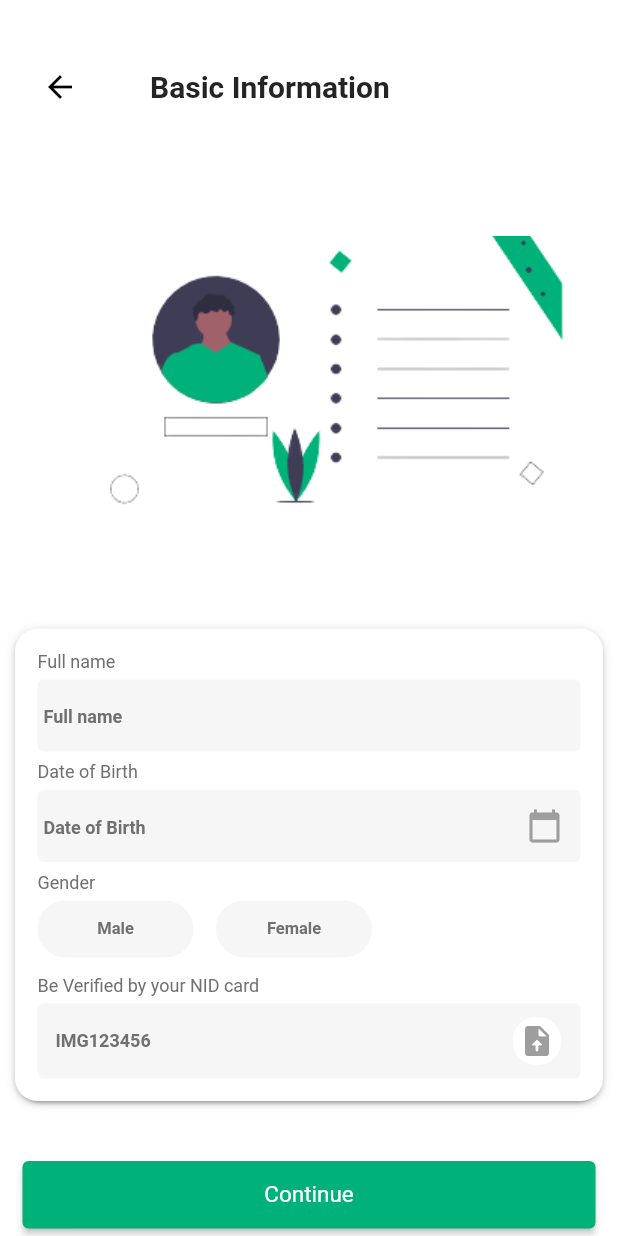
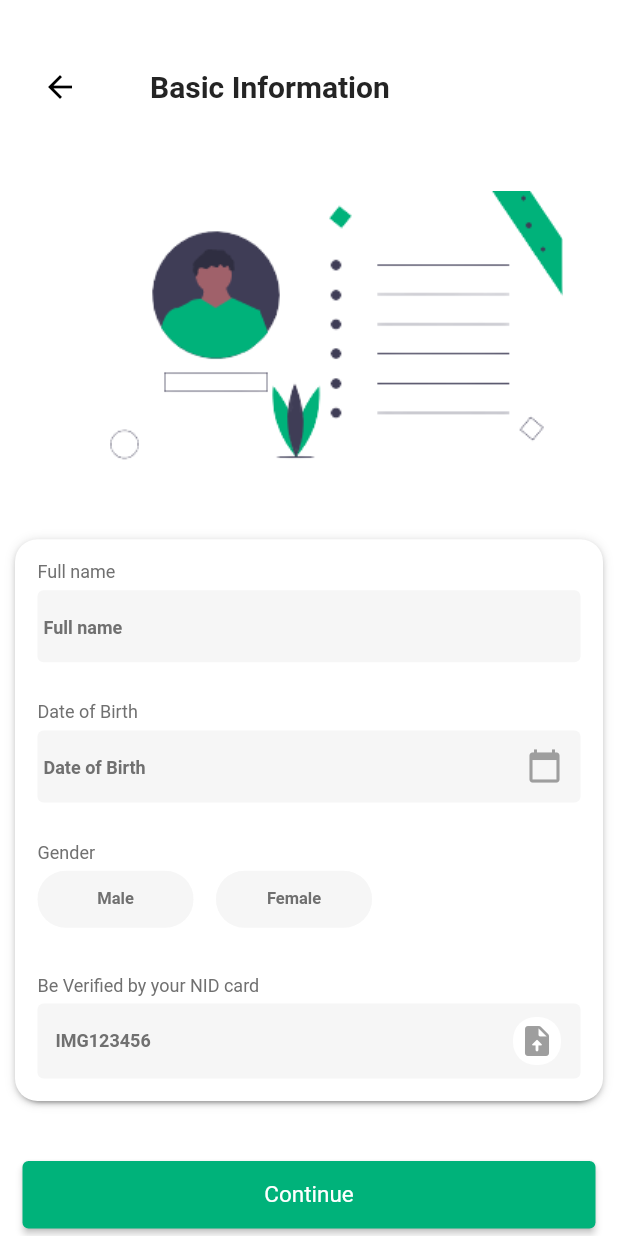
Before and after one commit to rowjoy/HMO_phone_Auth, a Flutter app: the Codepage screen opened by its route, after a tap on "Submit", on a phone screen of 412 x 824 dp. Run offline on Flutter 3.47's test engine with Material 2 defaults, Android fonts, the phone set to English and light mode, and no system bars; our stand-ins replace carousel_slider, image_picker.

Commit message:
12-4-2021

```diff
--- a/lib/login/code.dart
+++ b/lib/login/code.dart
@@ -110,6 +110,7 @@ class _CodepageState extends State<Codepage> {
                             Container(
                               margin: EdgeInsets.only(left: 8, right: 8),
                               child: Form(
+                                key: fromkey,
                                 child: Row(
                                   mainAxisAlignment:
                                       MainAxisAlignment.spaceAround,
--- a/lib/main.dart
+++ b/lib/main.dart
@@ -10,9 +10,9 @@ import 'package:hmo/registration/registration.dart';
 import 'package:hmo/splash/splash_screen.dart';
 import 'package:hmo/view/contact/contact.dart';
 import 'package:hmo/view/emergancy/emargancy.dart';
-import 'package:hmo/view/home/drawer/components/profile/profile.dart';
 import 'package:hmo/view/home/home.dart';
 import 'package:hmo/view/home/homescreen.dart';
+import 'package:hmo/widget/drawer/components/profile/profile.dart';
 
 void main() {
   runApp(const MyApp());
--- a/lib/registration/registration.dart
+++ b/lib/registration/registration.dart
@@ -3,6 +3,7 @@
 import 'dart:io';
 
 import 'package:flutter/material.dart';
+import 'package:flutter/services.dart';
 import 'package:hmo/registration/chousechip.dart';
 import 'package:hmo/registration/contacts.dart';
 import 'package:hmo/utils/colors.dart';
@@ -20,8 +21,10 @@ class Registration extends StatefulWidget {
 }
 
 class _RegistrationState extends State<Registration> {
+  var formkey = GlobalKey<FormState>();
   String? images;
   TextEditingController datecontroller = TextEditingController();
+  TextEditingController namecontroller = TextEditingController();
   TextEditingController imagename = TextEditingController();
   Future selecttime(BuildContext context) async {
     final DateTime? picked = await showDatePicker(
@@ -56,7 +59,7 @@ class _RegistrationState extends State<Registration> {
               ),
               Container(
                 margin: EdgeInsets.only(left: 10, right: 10, top: 10),
-                height: 315,
+                height: MediaQuery.of(context).size.height * 1 / 2.2,
                 width: MediaQuery.of(context).size.width,
                 decoration: BoxDecoration(
                   color: Colors.white,
@@ -67,6 +70,7 @@ class _RegistrationState extends State<Registration> {
                   margin:
                       EdgeInsets.only(left: 15, right: 15, bottom: 15, top: 15),
                   child: Form(
+                    key: formkey,
                     child: Column(
                       crossAxisAlignment: CrossAxisAlignment.start,
                       mainAxisAlignment: MainAxisAlignment.spaceBetween,
@@ -88,7 +92,16 @@ class _RegistrationState extends State<Registration> {
                                 ),
                               ),
                               TextFromFields(
+                                inputFormatters: [
+                                  LengthLimitingTextInputFormatter(25),
+                                ],
                                 hintText: 'Full name',
+                                controller: namecontroller,
+                                validator: (value) {
+                                  if (value!.isEmpty) {
+                                    return 'Please enter your name';
+                                  }
+                                },
                               ),
                             ],
                           ),
@@ -110,7 +123,16 @@ class _RegistrationState extends State<Registration> {
                                 ),
                               ),
                               TextFromFields(
+                                keyboardType: TextInputType.number,
+                                inputFormatters: [
+                                  LengthLimitingTextInputFormatter(9),
+                                ],
                                 controller: datecontroller,
+                                validator: (value) {
+                                  if (value!.isEmpty) {
+                                    return 'Please enter your Date of Birth';
+                                  }
+                                },
                                 hintText: 'Date of Birth',
                                 suffixIcon: IconButton(
                                     onPressed: () {
@@ -231,10 +253,13 @@ class _RegistrationState extends State<Registration> {
                 ),
                 buttonname: 'Continue',
                 onPressed: () {
-                  Navigator.push(
-                      context,
-                      MaterialPageRoute(
-                          builder: (context) => ContactsNumber()));
+                  if (formkey.currentState!.validate()) {
+                    formkey.currentState!.save();
+                    Navigator.push(
+                        context,
+                        MaterialPageRoute(
+                            builder: (context) => ContactsNumber()));
+                  }
                 },
               )
             ],
--- a/lib/view/contact/contact.dart
+++ b/lib/view/contact/contact.dart
@@ -3,6 +3,7 @@
 import 'package:flutter/material.dart';
 import 'package:hmo/utils/colors.dart';
 import 'package:hmo/view/contact/newcontactadd.dart';
+import 'package:hmo/widget/drawer/drawer.dart';
 
 class Contactpage extends StatefulWidget {
   static const String path = "Contactpage";
@@ -26,7 +27,9 @@ class _ContactpageState extends State<Contactpage> {
         child: Icon(Icons.add),
       ),
       backgroundColor: Colors.white,
-      drawer: Drawer(),
+      drawer: Drawer(
+        child: HomeDrawer(),
+      ),
       appBar: AppBar(
         elevation: 0,
         backgroundColor: Colors.white,
--- a/lib/view/emergancy/emargancy.dart
+++ b/lib/view/emergancy/emargancy.dart
@@ -4,6 +4,7 @@ import 'package:flutter/material.dart';
 import 'package:hmo/utils/colors.dart';
 import 'package:hmo/view/emergancy/components/division.dart';
 import 'package:hmo/view/emergancy/components/service.dart';
+import 'package:hmo/widget/drawer/drawer.dart';
 
 class Emargancypage extends StatefulWidget {
   static const String path = "Emargancypage";
@@ -85,7 +86,9 @@ class _EmargancypageState extends State<Emargancypage> {
         child: Icon(Icons.phone),
       ),
       backgroundColor: Colors.white,
-      drawer: Drawer(),
+      drawer: Drawer(
+        child: HomeDrawer(),
+      ),
       appBar: AppBar(
         elevation: 0,
         backgroundColor: Colors.white,
--- a/lib/view/home/home.dart
+++ b/lib/view/home/home.dart
@@ -2,12 +2,13 @@
 
 import 'package:flutter/material.dart';
 import 'package:hmo/utils/colors.dart';
-import 'package:hmo/view/home/drawer/drawer.dart';
+
 import 'package:hmo/view/home/screen_section/activebutton.dart';
 import 'package:hmo/view/home/screen_section/bloodrequest.dart';
 import 'package:hmo/view/home/screen_section/helpmeout.dart';
 import 'package:hmo/view/home/screen_section/plasamarequest.dart';
 import 'package:hmo/view/home/screen_section/safezone.dart';
+import 'package:hmo/widget/drawer/drawer.dart';
 
 class Homepage extends StatefulWidget {
   static const String path = "Homepage";
--- a/lib/view/home/drawer/components/profile/profile.dart
+++ b/lib/widget/drawer/components/profile/profile.dart
@@ -4,9 +4,9 @@ import 'dart:io';
 
 import 'package:flutter/material.dart';
 import 'package:hmo/utils/colors.dart';
-import 'package:hmo/view/home/drawer/components/profile/userdataedit.dart';
-import 'package:hmo/view/home/drawer/components/profile/userinfofrield.dart';
 import 'package:hmo/widget/appber.dart';
+import 'package:hmo/widget/drawer/components/profile/userdataedit.dart';
+import 'package:hmo/widget/drawer/components/profile/userinfofrield.dart';
 import 'package:image_picker/image_picker.dart';
 
 class Profilepage extends StatefulWidget {
--- a/lib/view/home/drawer/drawer.dart
+++ b/lib/widget/drawer/drawer.dart
@@ -2,9 +2,9 @@
 
 import 'package:flutter/material.dart';
 import 'package:hmo/utils/colors.dart';
-import 'package:hmo/view/home/drawer/components/profile/profile.dart';
-import 'package:hmo/view/home/drawer/components/safezone/safezons.dart';
-import 'package:hmo/view/home/drawer/listlile.dart';
+import 'package:hmo/widget/drawer/components/profile/profile.dart';
+import 'package:hmo/widget/drawer/components/safezone/safezons.dart';
+import 'package:hmo/widget/drawer/listlile.dart';
 
 class HomeDrawer extends StatefulWidget {
   const HomeDrawer({Key? key}) : super(key: key);
--- a/lib/widget/from_field.dart
+++ b/lib/widget/from_field.dart
@@ -31,7 +31,9 @@ class TextFromFields extends StatelessWidget {
         validator: validator,
         inputFormatters: inputFormatters,
         keyboardType: keyboardType,
+
         decoration: InputDecoration(
+
           contentPadding: EdgeInsets.only(top: 4, bottom: 4, left: 4),
           filled: true,
           fillColor: Color(COLOR.coustomColors('F6F6F6')),
```
Also changed, not shown: lib/widget/drawer/components/safezone/safezons.dart (renamed from lib/view/home/drawer/components/safezone/safezons.dart, +6 -4 lines), lib/widget/drawer/components/profile/userdataedit.dart (renamed from lib/view/home/drawer/components/profile/userdataedit.dart), lib/widget/drawer/components/profile/userinfofrield.dart (renamed from lib/view/home/drawer/components/profile/userinfofrield.dart), lib/widget/drawer/components/safezone/addsafezon.dart (renamed from lib/view/home/drawer/components/safezone/addsafezon.dart), lib/widget/drawer/components/safezone/locationinfo.dart (renamed from lib/view/home/drawer/components/safezone/locationinfo.dart), lib/widget/drawer/listlile.dart (renamed from lib/view/home/drawer/listlile.dart).
